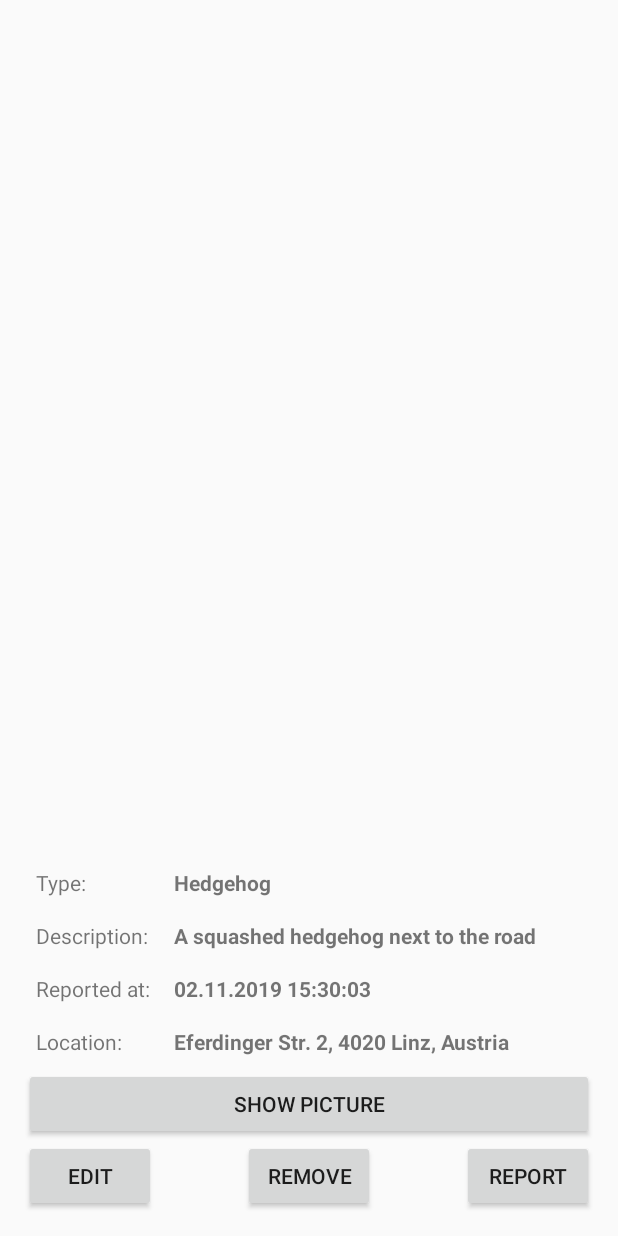
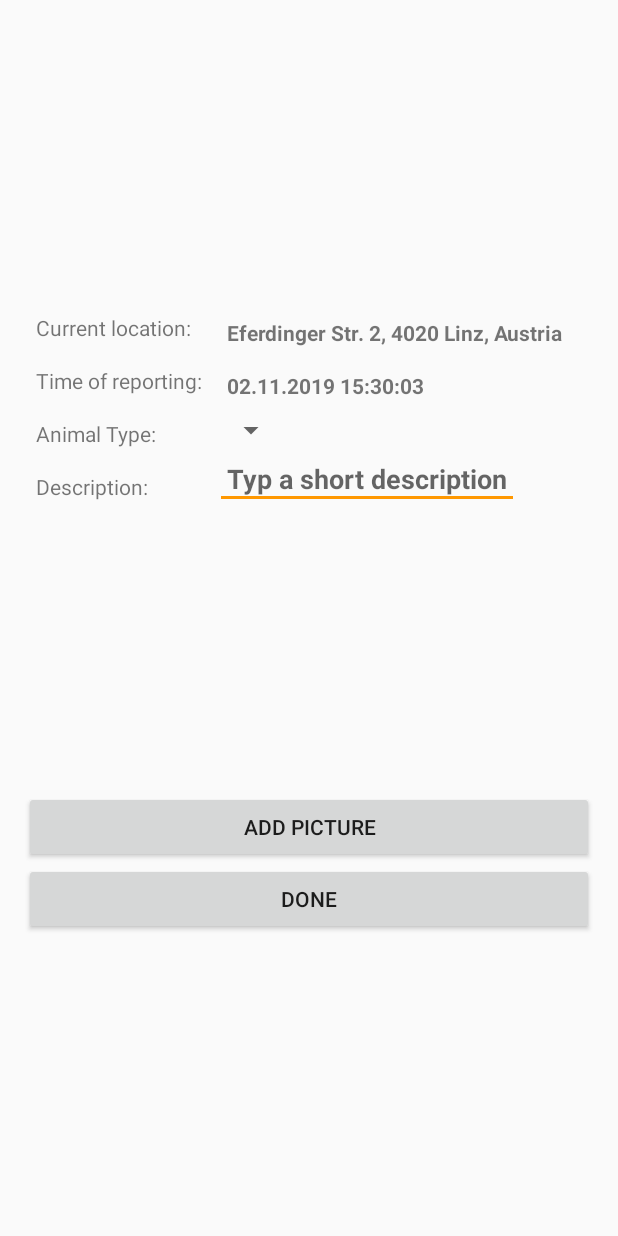
Before and after one commit to matwoess/carcass, an Android app: the layout activity_add.xml on its own in the app's theme, with its tools: preview values and no code run, on a phone screen of 412 x 824 dp. Run offline under Robolectric (Android 15) with nearby library versions, the phone set to English and light mode, and no system bars.

Commit message:
WIP: added new activity on FAB-click to report new markers, refactoring and fixes

```diff
--- a/app/src/main/java/com/mathias/android/carcass/Carcass.kt
+++ b/app/src/main/java/com/mathias/android/carcass/Carcass.kt
@@ -12,7 +12,7 @@ class Carcass(
 ) {
     var type: AnimalType? = type
     var description: String? = description
-    var reportedat: Date? = reportedAt
+    var reportedAt: Date? = reportedAt
     var location: LatLng? = location
 }
 
--- a/app/src/main/res/layout/sheet_info.xml
+++ b/app/src/main/res/layout/activity_add.xml
@@ -1,140 +1,128 @@
 <?xml version="1.0" encoding="utf-8"?>
 <androidx.constraintlayout.widget.ConstraintLayout xmlns:android="http://schemas.android.com/apk/res/android"
     xmlns:app="http://schemas.android.com/apk/res-auto"
-    android:id="@+id/sheet_info"
+    xmlns:tools="http://schemas.android.com/tools"
+    android:id="@+id/lyt_add_activity"
     android:layout_width="match_parent"
-    android:layout_height="wrap_content"
-    android:layout_gravity="bottom"
+    android:layout_height="match_parent"
     android:padding="16dp"
-    app:layout_behavior="android.support.design.widget.BottomSheetBehavior">
+    tools:context=".AddActivity">
 
     <RelativeLayout
-        android:id="@+id/grp_lbl"
+        android:id="@+id/grp_lbl_add"
         android:layout_width="wrap_content"
         android:layout_height="wrap_content"
-        app:layout_constraintBottom_toTopOf="@id/grp_btn"
+        app:layout_constraintBottom_toTopOf="@id/grp_btn_add"
         app:layout_constraintStart_toStartOf="parent"
         app:layout_constraintTop_toTopOf="parent">
 
+
         <TextView
-            android:id="@+id/lbl_type"
+            android:id="@+id/lbl_current_location"
             android:layout_width="wrap_content"
             android:layout_height="wrap_content"
             android:padding="8dp"
-            android:text="Type:"
+            android:text="Current location:" />
+
+        <TextView
+            android:id="@+id/lbl_time"
+            android:layout_width="wrap_content"
+            android:layout_height="wrap_content"
+            android:layout_below="@id/lbl_current_location"
+            android:padding="8dp"
+            android:text="Time of reporting:" />
+
+
+        <TextView
+            android:id="@+id/lbl_animal_type"
+            android:layout_width="wrap_content"
+            android:layout_height="wrap_content"
+            android:layout_below="@id/lbl_time"
+            android:padding="8dp"
+            android:text="Animal Type:"
             android:textAlignment="textStart" />
 
         <TextView
-            android:id="@+id/lbl_description"
+            android:id="@+id/lbl_animal_description"
             android:layout_width="wrap_content"
             android:layout_height="wrap_content"
-            android:layout_below="@id/lbl_type"
+            android:layout_below="@id/lbl_animal_type"
             android:padding="8dp"
             android:text="Description:" />
 
-        <TextView
-            android:id="@+id/lbl_reported"
-            android:layout_width="wrap_content"
-            android:layout_height="wrap_content"
-            android:layout_below="@id/lbl_description"
-            android:padding="8dp"
-            android:text="Reported at:" />
-
-        <TextView
-            android:id="@+id/lbl_location"
-            android:layout_width="wrap_content"
-            android:layout_height="wrap_content"
-            android:layout_below="@id/lbl_reported"
-            android:padding="8dp"
-            android:text="Location:" />
     </RelativeLayout>
 
     <RelativeLayout
-        android:id="@+id/grp_txt"
+        android:id="@+id/grp_txt_add"
         android:layout_width="wrap_content"
-        android:layout_height="match_parent"
-        app:layout_constraintBottom_toTopOf="@id/grp_btn"
-        app:layout_constraintStart_toEndOf="@id/grp_lbl"
+        android:layout_height="wrap_content"
+        app:layout_constraintBottom_toTopOf="@id/grp_btn_add"
+        app:layout_constraintStart_toEndOf="@id/grp_lbl_add"
         app:layout_constraintTop_toTopOf="parent">
 
         <TextView
-            android:id="@+id/txt_type"
+            android:id="@+id/txt_current_location"
             android:layout_width="wrap_content"
             android:layout_height="wrap_content"
+            android:padding="8dp"
+            android:text="Eferdinger Str. 2, 4020 Linz, Austria"
+            android:textAlignment="textStart"
+            android:textStyle="bold" />
+
+        <TextView
+            android:id="@+id/txt_current_time"
+            android:layout_width="wrap_content"
+            android:layout_height="wrap_content"
+            android:layout_below="@id/txt_current_location"
+            android:padding="8dp"
+            android:text="02.11.2019 15:30:03"
+            android:textAlignment="textStart"
+            android:textStyle="bold" />
+
+        <Spinner
+            android:id="@+id/txt_animal_type"
+            android:layout_width="wrap_content"
+            android:layout_height="wrap_content"
+            android:layout_below="@id/txt_current_time"
             android:padding="8dp"
             android:text="Hedgehog"
             android:textAlignment="textStart"
             android:textStyle="bold" />
 
-        <TextView
-            android:id="@+id/txt_description"
+        <EditText
+            android:id="@+id/txt_animal_description"
             android:layout_width="wrap_content"
             android:layout_height="wrap_content"
-            android:layout_below="@id/txt_type"
+            android:layout_below="@id/txt_animal_type"
+            android:hint="Typ a short description"
             android:padding="8dp"
-            android:text="A squashed hedgehog next to the road"
             android:textAlignment="textStart"
             android:textStyle="bold" />
 
-        <TextView
-            android:id="@+id/txt_reported"
-            android:layout_width="wrap_content"
-            android:layout_height="wrap_content"
-            android:layout_below="@id/txt_description"
-            android:padding="8dp"
-            android:text="02.11.2019 15:30:03"
-            android:textAlignment="textStart"
-            android:textStyle="bold" />
-
-        <TextView
-            android:id="@+id/txt_location"
-            android:layout_width="wrap_content"
-            android:layout_height="wrap_content"
-            android:layout_below="@id/txt_reported"
-            android:padding="8dp"
-            android:text="Eferdinger Str. 2, 4020 Linz, Austria"
-            android:textAlignment="textStart"
-            android:textStyle="bold" />
     </RelativeLayout>
 
     <RelativeLayout
-        android:id="@+id/grp_btn"
-        android:layout_width="match_parent"
+        android:id="@+id/grp_btn_add"
+        android:layout_width="wrap_content"
         android:layout_height="wrap_content"
         app:layout_constraintBottom_toBottomOf="parent"
         app:layout_constraintEnd_toEndOf="parent"
         app:layout_constraintStart_toStartOf="parent"
-        app:layout_constraintTop_toBottomOf="@id/grp_lbl">
+        app:layout_constraintTop_toBottomOf="@id/grp_lbl_add">
 
         <Button
-            android:id="@+id/btn_show_picture"
+            android:id="@+id/btn_take_picture"
             android:layout_width="match_parent"
             android:layout_height="wrap_content"
-            android:text="Show picture" />
+            android:text="Add picture" />
 
         <Button
-            android:id="@+id/btn_edit"
-            android:layout_width="wrap_content"
+            android:id="@+id/btn_done"
+            android:layout_width="match_parent"
             android:layout_height="wrap_content"
-            android:layout_below="@id/btn_show_picture"
-            android:text="Edit" />
-
-        <Button
-            android:id="@+id/btn_remove"
-            android:layout_width="wrap_content"
-            android:layout_height="wrap_content"
-            android:layout_below="@id/btn_show_picture"
-            android:layout_centerHorizontal="true"
-            android:text="Remove" />
-
-        <Button
-            android:id="@+id/btn_report"
-            android:layout_width="wrap_content"
-            android:layout_height="wrap_content"
-            android:layout_below="@id/btn_show_picture"
+            android:layout_below="@id/btn_take_picture"
             android:layout_alignParentEnd="true"
-            android:text="Report" />
+            android:text="Done" />
     </RelativeLayout>
 
-
 </androidx.constraintlayout.widget.ConstraintLayout>
```
Also changed, not shown: app/src/main/AndroidManifest.xml (+5 -14 lines), app/src/main/java/com/mathias/android/carcass/ActivityMaps.kt (+28 -4 lines), app/src/main/java/com/mathias/android/carcass/AddActivity.kt (added, +77 -0 lines), app/src/main/java/com/mathias/android/carcass/BottomSheetInfo.kt (+13 -6 lines).
